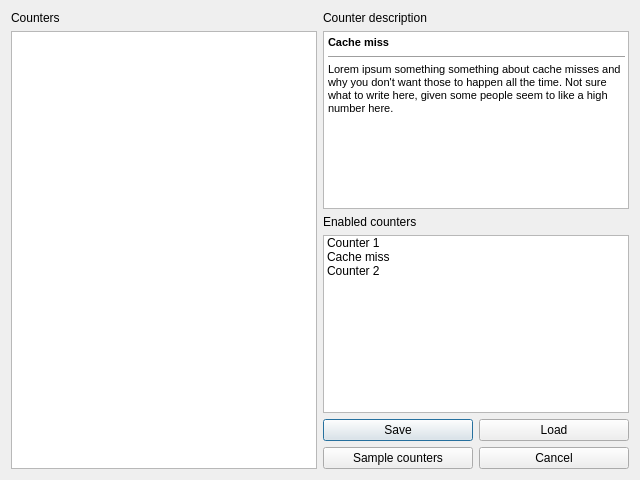
Before: the Qt Designer form qrenderdoc/Windows/Dialogs/PerformanceCounterSelection.ui in baldurk/renderdoc, drawn with Qt 5.
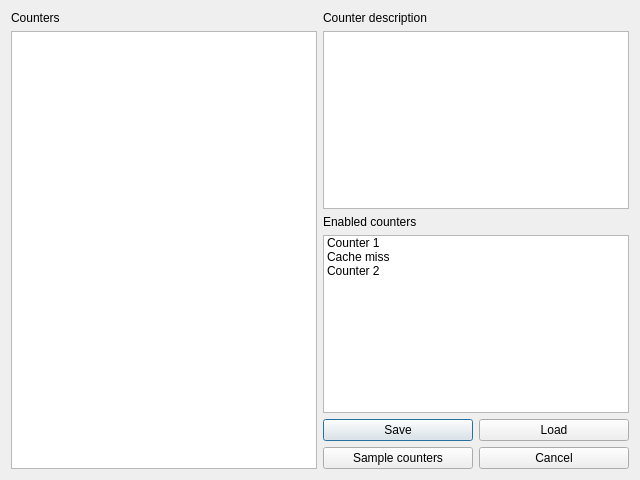
After: the same form once the commit is applied.

```diff
--- a/qrenderdoc/Windows/Dialogs/PerformanceCounterSelection.ui
+++ b/qrenderdoc/Windows/Dialogs/PerformanceCounterSelection.ui
@@ -48,15 +48,6 @@
      </item>
      <item>
       <widget class="QTextEdit" name="counterDescription">
-       <property name="html">
-        <string>&lt;!DOCTYPE HTML PUBLIC &quot;-//W3C//DTD HTML 4.0//EN&quot; &quot;http://www.w3.org/TR/REC-html40/strict.dtd&quot;&gt;
-&lt;html&gt;&lt;head&gt;&lt;meta name=&quot;qrichtext&quot; content=&quot;1&quot; /&gt;&lt;style type=&quot;text/css&quot;&gt;
-p, li { white-space: pre-wrap; }
-&lt;/style&gt;&lt;/head&gt;&lt;body style=&quot; font-family:'MS Shell Dlg 2'; font-size:7.875pt; font-weight:400; font-style:normal;&quot;&gt;
-&lt;p style=&quot; margin-top:0px; margin-bottom:0px; margin-left:0px; margin-right:0px; -qt-block-indent:0; text-indent:0px;&quot;&gt;&lt;span style=&quot; font-weight:600;&quot;&gt;Cache miss&lt;/span&gt;&lt;/p&gt;
-&lt;hr /&gt;
-&lt;p style=&quot; margin-top:0px; margin-bottom:0px; margin-left:0px; margin-right:0px; -qt-block-indent:0; text-indent:0px;&quot;&gt;Lorem ipsum something something about cache misses and why you don't want those to happen all the time. Not sure what to write here, given some people seem to like a high number here.&lt;/p&gt;&lt;/body&gt;&lt;/html&gt;</string>
-       </property>
       </widget>
      </item>
      <item>
```
